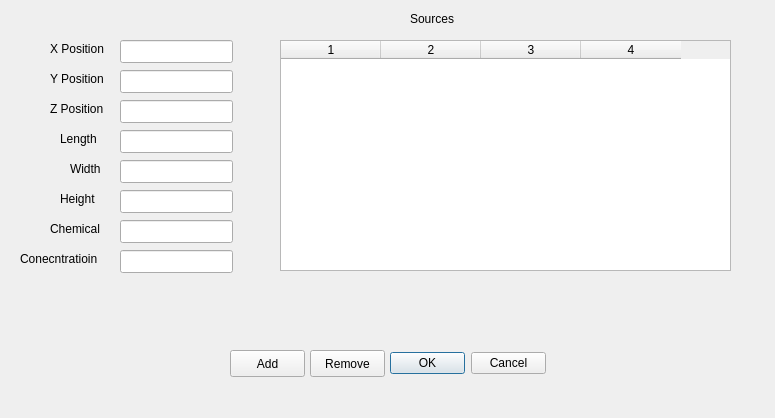
First picture: the form in Experimental/VaporIntrusionGUI/VaporIntrusionDelegate/ContaminantDialog.ui, repository perryiv/cadkit, before the edit.
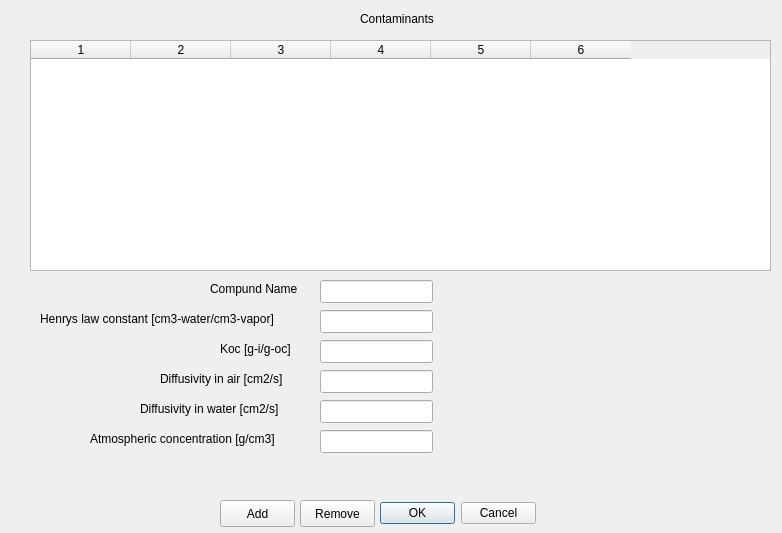
Second picture: the form after the edit.

Commit message: - added the contaminant dialog - added code to populate contaminants based upon user input

The edit to the form file:
```diff
--- a/Experimental/VaporIntrusionGUI/VaporIntrusionDelegate/ContaminantDialog.ui
+++ b/Experimental/VaporIntrusionGUI/VaporIntrusionDelegate/ContaminantDialog.ui
@@ -5,8 +5,8 @@
    <rect>
     <x>0</x>
     <y>0</y>
-    <width>775</width>
-    <height>418</height>
+    <width>782</width>
+    <height>533</height>
    </rect>
   </property>
   <property name="windowTitle" >
@@ -15,8 +15,8 @@
   <widget class="QPushButton" name="removeButton" >
    <property name="geometry" >
     <rect>
-     <x>310</x>
-     <y>350</y>
+     <x>300</x>
+     <y>500</y>
      <width>75</width>
      <height>27</height>
     </rect>
@@ -28,8 +28,8 @@
   <widget class="QPushButton" name="addButton" >
    <property name="geometry" >
     <rect>
-     <x>230</x>
-     <y>350</y>
+     <x>220</x>
+     <y>500</y>
      <width>75</width>
      <height>27</height>
     </rect>
@@ -41,9 +41,9 @@
   <widget class="QTableWidget" name="_contaminantTable" >
    <property name="geometry" >
     <rect>
-     <x>280</x>
+     <x>30</x>
      <y>40</y>
-     <width>451</width>
+     <width>741</width>
      <height>231</height>
     </rect>
    </property>
@@ -51,18 +51,20 @@
     <number>0</number>
    </property>
    <property name="columnCount" >
-    <number>4</number>
+    <number>6</number>
    </property>
    <column/>
    <column/>
    <column/>
    <column/>
+   <column/>
+   <column/>
   </widget>
   <widget class="QLineEdit" name="_xpos" >
    <property name="geometry" >
     <rect>
-     <x>120</x>
-     <y>40</y>
+     <x>320</x>
+     <y>280</y>
      <width>113</width>
      <height>23</height>
     </rect>
@@ -71,34 +73,34 @@
   <widget class="QLabel" name="label" >
    <property name="geometry" >
     <rect>
-     <x>50</x>
-     <y>40</y>
-     <width>56</width>
+     <x>210</x>
+     <y>280</y>
+     <width>91</width>
      <height>18</height>
     </rect>
    </property>
    <property name="text" >
-    <string>X Position</string>
+    <string>Compund Name</string>
    </property>
   </widget>
   <widget class="QLabel" name="label_2" >
    <property name="geometry" >
     <rect>
-     <x>410</x>
+     <x>360</x>
      <y>10</y>
      <width>151</width>
      <height>18</height>
     </rect>
    </property>
    <property name="text" >
-    <string>Sources</string>
+    <string>Contaminants</string>
    </property>
   </widget>
   <widget class="QLineEdit" name="_ypos" >
    <property name="geometry" >
     <rect>
-     <x>120</x>
-     <y>70</y>
+     <x>320</x>
+     <y>310</y>
      <width>113</width>
      <height>23</height>
     </rect>
@@ -107,34 +109,34 @@
   <widget class="QLabel" name="label_3" >
    <property name="geometry" >
     <rect>
-     <x>50</x>
-     <y>70</y>
-     <width>55</width>
+     <x>40</x>
+     <y>310</y>
+     <width>257</width>
      <height>18</height>
     </rect>
    </property>
    <property name="text" >
-    <string>Y Position</string>
+    <string>Henrys law constant [cm3-water/cm3-vapor]</string>
    </property>
   </widget>
   <widget class="QLabel" name="label_4" >
    <property name="geometry" >
     <rect>
-     <x>50</x>
-     <y>100</y>
-     <width>55</width>
+     <x>220</x>
+     <y>340</y>
+     <width>79</width>
      <height>18</height>
     </rect>
    </property>
    <property name="text" >
-    <string>Z Position</string>
+    <string>Koc [g-i/g-oc]</string>
    </property>
   </widget>
   <widget class="QLineEdit" name="_zpos" >
    <property name="geometry" >
     <rect>
-     <x>120</x>
-     <y>100</y>
+     <x>320</x>
+     <y>340</y>
      <width>113</width>
      <height>23</height>
     </rect>
@@ -143,8 +145,8 @@
   <widget class="QLineEdit" name="_length" >
    <property name="geometry" >
     <rect>
-     <x>120</x>
-     <y>130</y>
+     <x>320</x>
+     <y>370</y>
      <width>113</width>
      <height>23</height>
     </rect>
@@ -153,34 +155,34 @@
   <widget class="QLabel" name="label_5" >
    <property name="geometry" >
     <rect>
-     <x>60</x>
-     <y>130</y>
-     <width>38</width>
+     <x>160</x>
+     <y>370</y>
+     <width>141</width>
      <height>18</height>
     </rect>
    </property>
    <property name="text" >
-    <string>Length</string>
+    <string>Diffusivity in air [cm2/s]</string>
    </property>
   </widget>
   <widget class="QLabel" name="label_6" >
    <property name="geometry" >
     <rect>
-     <x>70</x>
-     <y>160</y>
-     <width>33</width>
+     <x>140</x>
+     <y>400</y>
+     <width>161</width>
      <height>18</height>
     </rect>
    </property>
    <property name="text" >
-    <string>Width</string>
+    <string>Diffusivity in water [cm2/s]</string>
    </property>
   </widget>
   <widget class="QLineEdit" name="_width" >
    <property name="geometry" >
     <rect>
-     <x>120</x>
-     <y>160</y>
+     <x>320</x>
+     <y>400</y>
      <width>113</width>
      <height>23</height>
     </rect>
@@ -189,8 +191,8 @@
   <widget class="QLineEdit" name="_height" >
    <property name="geometry" >
     <rect>
-     <x>120</x>
-     <y>190</y>
+     <x>320</x>
+     <y>430</y>
      <width>113</width>
      <height>23</height>
     </rect>
@@ -199,67 +201,21 @@
   <widget class="QLabel" name="label_7" >
    <property name="geometry" >
     <rect>
-     <x>60</x>
-     <y>190</y>
-     <width>36</width>
+     <x>90</x>
+     <y>430</y>
+     <width>201</width>
      <height>18</height>
     </rect>
    </property>
    <property name="text" >
-    <string>Height</string>
-   </property>
-  </widget>
-  <widget class="QLabel" name="label_8" >
-   <property name="geometry" >
-    <rect>
-     <x>50</x>
-     <y>220</y>
-     <width>61</width>
-     <height>18</height>
-    </rect>
-   </property>
-   <property name="text" >
-    <string>Chemical</string>
-   </property>
-  </widget>
-  <widget class="QLineEdit" name="_chemical" >
-   <property name="geometry" >
-    <rect>
-     <x>120</x>
-     <y>220</y>
-     <width>113</width>
-     <height>23</height>
-    </rect>
-   </property>
-  </widget>
-  <widget class="QLineEdit" name="_concentration" >
-   <property name="geometry" >
-    <rect>
-     <x>120</x>
-     <y>250</y>
-     <width>113</width>
-     <height>23</height>
-    </rect>
-   </property>
-  </widget>
-  <widget class="QLabel" name="label_9" >
-   <property name="geometry" >
-    <rect>
-     <x>20</x>
-     <y>250</y>
-     <width>82</width>
-     <height>18</height>
-    </rect>
-   </property>
-   <property name="text" >
-    <string>Conecntratioin</string>
+    <string>Atmospheric concentration [g/cm3]</string>
    </property>
   </widget>
   <widget class="QDialogButtonBox" name="okCancelButton" >
    <property name="geometry" >
     <rect>
-     <x>390</x>
-     <y>350</y>
+     <x>380</x>
+     <y>500</y>
      <width>156</width>
      <height>27</height>
     </rect>
```
Left out of the diff: 12 changed lines with no effect on the pictures. The commit also changes 10 other files.
